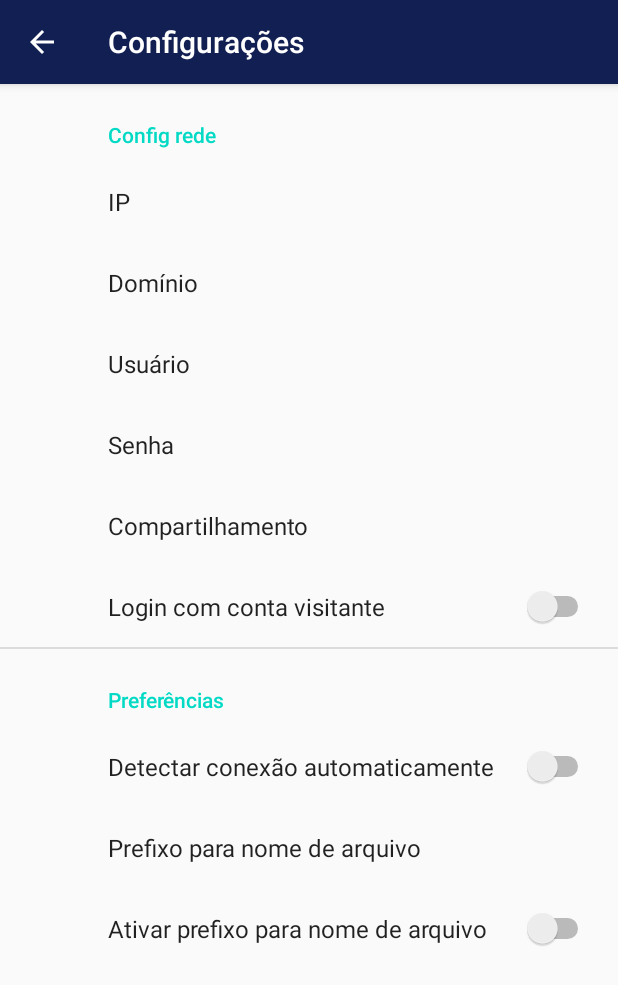
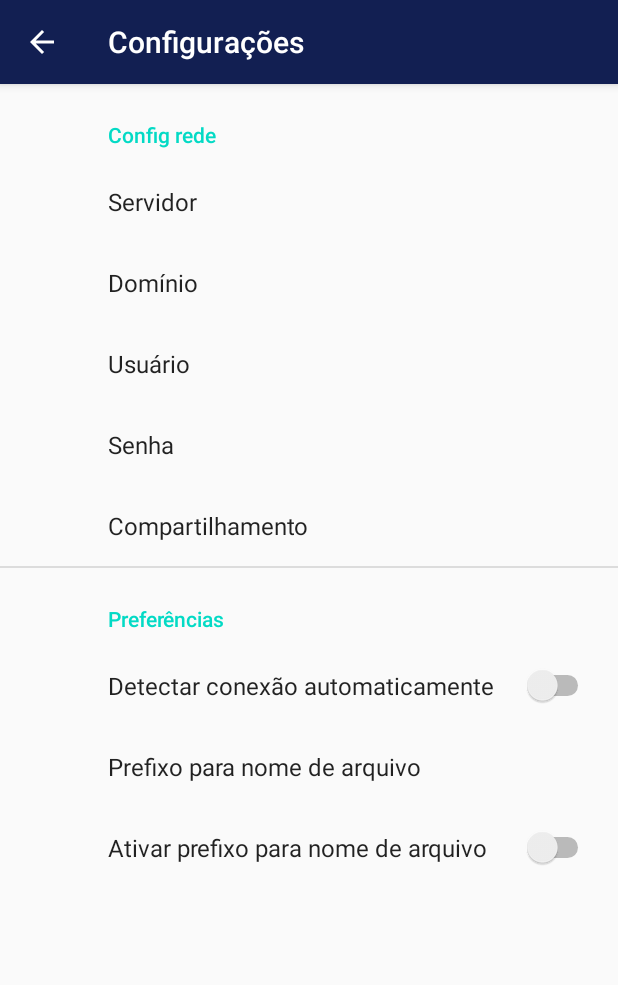
Before and after one commit to matnunes/FastPic-Mobile, an Android app: the SettingsActivity screen opened directly, with no data from a screen before it, on a phone screen of 412 x 824 dp. Shown: the top 985 px of the screen. Run offline under Robolectric (Android 15) with nearby library versions, the phone set to English and light mode, and no system bars; our stand-ins replace androidx.preference.

Commit message:
UI changes
Better UI and bug fixes

```diff
--- a/app/build.gradle
+++ b/app/build.gradle
@@ -1,13 +1,13 @@
 apply plugin: 'com.android.application'
 
 android {
-    compileSdkVersion 29
+    compileSdkVersion 30
     buildToolsVersion "29.0.3"
 
     defaultConfig {
         applicationId "com.mbn.fastpicmobile"
-        minSdkVersion 28
-        targetSdkVersion 29
+        minSdkVersion 30
+        targetSdkVersion 30
         versionCode 1
         versionName "1.0"
 
--- a/app/src/main/res/xml/app_config.xml
+++ b/app/src/main/res/xml/app_config.xml
@@ -9,7 +9,7 @@
             android:singleLine="true"
             android:inputType="number"
             android:digits="0123456789."
-            android:title="IP" />
+            android:title="Servidor" />
         <EditTextPreference
             android:defaultValue="WORKGROUP"
             android:key="smbDomain"
@@ -35,10 +35,6 @@
             android:selectAllOnFocus="true"
             android:singleLine="true"
             android:title="Compartilhamento" />
-        <SwitchPreference
-            android:defaultValue="false"
-            android:key="smbGuestLogin"
-            android:title="Login com conta visitante" />
     </PreferenceCategory>
     <PreferenceCategory android:title="Preferências">
         <SwitchPreference
```
Also changed, not shown: app/src/main/java/com/mbn/fastpicmobile/MainActivity.java (+17 -25 lines).
